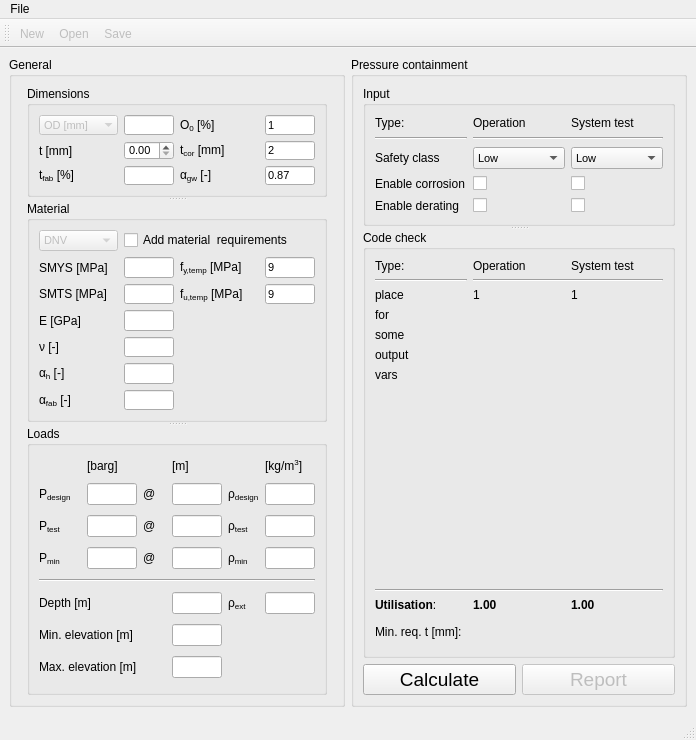
Above: ui_files/ui_mainwindow.ui from reioskr/pipelineWT before the change. Below: the same form after it.
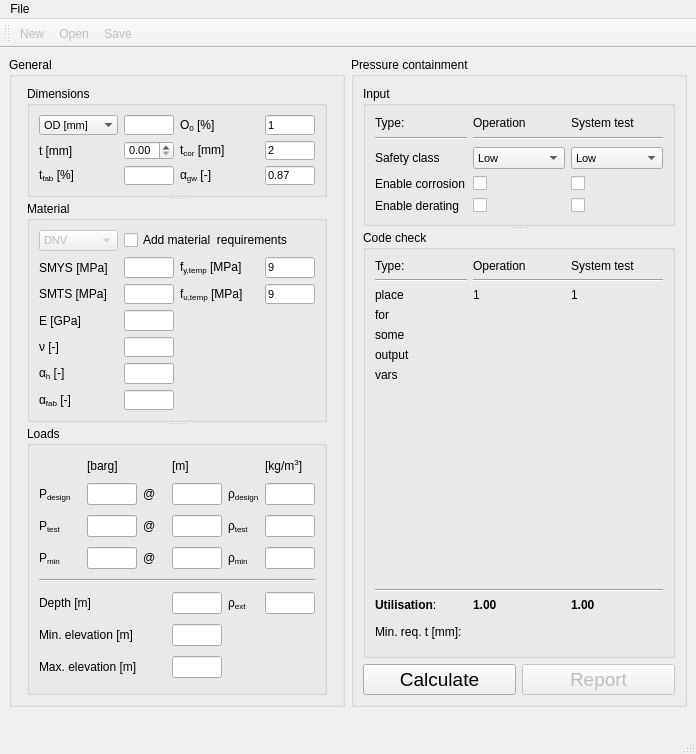
That is the form after the change.

Patch:
```diff
--- a/ui_files/ui_mainwindow.ui
+++ b/ui_files/ui_mainwindow.ui
@@ -8,7 +8,7 @@
     <x>0</x>
     <y>0</y>
     <width>696</width>
-    <height>740</height>
+    <height>754</height>
    </rect>
   </property>
   <property name="windowTitle">
@@ -1257,7 +1257,7 @@
              <item row="0" column="0">
               <widget class="QComboBox" name="cmb_ID_OD_selection">
                <property name="enabled">
-                <bool>false</bool>
+                <bool>true</bool>
                </property>
                <property name="sizePolicy">
                 <sizepolicy hsizetype="Minimum" vsizetype="Fixed">
```
Left out of the diff: 2 changed lines with no effect on the pictures.
